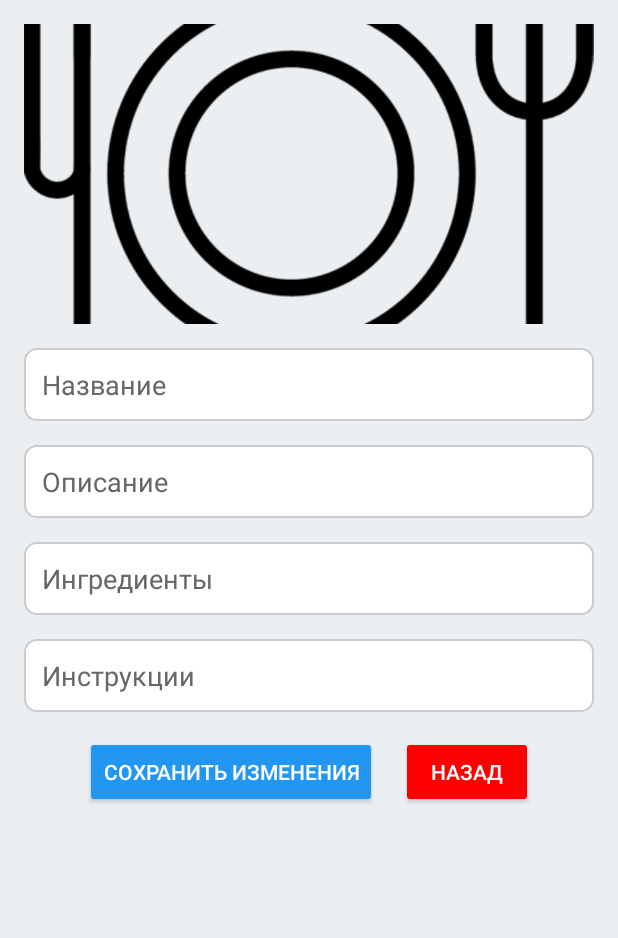
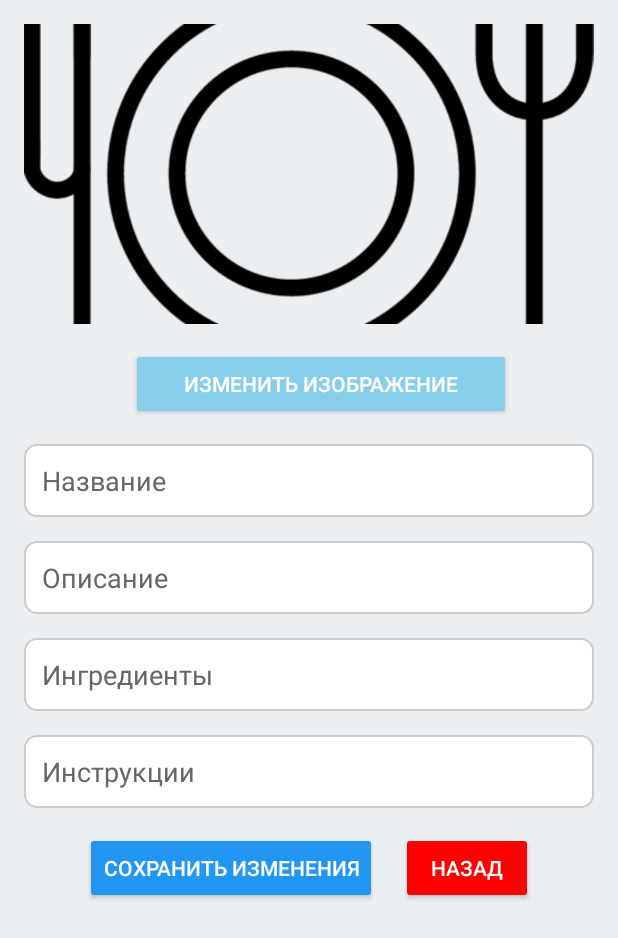
Before and after one commit to Nikita00721/AndroidRecipesApp, an Android app: the EditRecipeActivity screen opened directly, with no data from a screen before it, on a phone screen of 412 x 824 dp. Shown: the top 938 px of the screen. Run offline under Robolectric (Android 15) with nearby library versions, the phone set to English and light mode, and no system bars; our stand-ins replace Picasso; 5 statements that could not run were skipped.

Commit message:
Реализовал редактирование изображения

```diff
--- a/app/src/main/java/com/example/recipes2/AddRecipeActivity.java
+++ b/app/src/main/java/com/example/recipes2/AddRecipeActivity.java
@@ -116,7 +116,7 @@ public class AddRecipeActivity extends AppCompatActivity {
         return super.onOptionsItemSelected(item);
     }
 
-    private void openImagePicker() {
+    public void openImagePicker() {
         Intent intent = new Intent(Intent.ACTION_PICK, MediaStore.Images.Media.EXTERNAL_CONTENT_URI);
         imagePickerLauncher.launch(intent);
     }
@@ -131,7 +131,7 @@ public class AddRecipeActivity extends AppCompatActivity {
     }
 
 
-    private String copyImageToAppDirectory(Uri imageUri, long recipeId) {
+    public String copyImageToAppDirectory(Uri imageUri, long recipeId) {
         try {
             InputStream inputStream = getContentResolver().openInputStream(imageUri);
             File appDirectory = getFilesDir(); // Каталог вашего приложения
--- a/app/src/main/java/com/example/recipes2/EditRecipeActivity.java
+++ b/app/src/main/java/com/example/recipes2/EditRecipeActivity.java
@@ -1,12 +1,21 @@
 package com.example.recipes2;
 
+import android.annotation.SuppressLint;
 import android.content.Intent;
+import android.net.Uri;
 import android.os.Bundle;
+import android.os.Handler;
+import android.provider.MediaStore;
 import android.view.View;
 import android.widget.Button;
 import android.widget.EditText;
 import android.widget.ImageView;
+import android.widget.ScrollView;
 
+import androidx.activity.result.ActivityResult;
+import androidx.activity.result.ActivityResultCallback;
+import androidx.activity.result.ActivityResultLauncher;
+import androidx.activity.result.contract.ActivityResultContracts;
 import androidx.appcompat.app.AppCompatActivity;
 
 import com.squareup.picasso.Picasso;
@@ -15,24 +24,45 @@ import java.io.File;
 
 public class EditRecipeActivity extends AppCompatActivity {
     private ImageView recipeImageView;
+    private Button attachImageButton;
+    private ActivityResultLauncher<Intent> imagePickerLauncher;
+    private Uri selectedImageUri;
+
 
     @Override
     protected void onCreate(Bundle savedInstanceState) {
         super.onCreate(savedInstanceState);
         setContentView(R.layout.activity_edit_recipe);
-
+        attachImageButton = findViewById(R.id.attachImageButton);
         // Получаем данные рецепта для редактирования
         Intent intent = getIntent();
         Recipe selectedRecipe = intent.getParcelableExtra("selectedRecipe");
 
-
         recipeImageView = findViewById(R.id.recipeImageView);
-
-        // Находим EditText для редактирования каждого поля рецепта
         if (selectedRecipe.getImagePath() != null && !selectedRecipe.getImagePath().isEmpty()) {
             File imageFile = new File(selectedRecipe.getImagePath());
             Picasso.get().load(imageFile).into(recipeImageView);
         }
+
+        attachImageButton.setOnClickListener(new View.OnClickListener() {
+            @Override
+            public void onClick(View view) {
+                openImagePicker();
+            }
+        });
+        imagePickerLauncher = registerForActivityResult(
+                new ActivityResultContracts.StartActivityForResult(),
+                new ActivityResultCallback<ActivityResult>() {
+                    @Override
+                    public void onActivityResult(ActivityResult result) {
+                        if (result.getResultCode() == RESULT_OK && result.getData() != null) {
+                            selectedImageUri = result.getData().getData();
+                            // Обновляем изображение на экране после выбора нового изображения
+                            recipeImageView.setImageURI(selectedImageUri);
+                        }
+                    }
+                }
+        );
 
         EditText editTitle = findViewById(R.id.editTitle);
         EditText editDescription = findViewById(R.id.editDescription);
@@ -62,19 +92,22 @@ public class EditRecipeActivity extends AppCompatActivity {
                 selectedRecipe.setIngredients(editedIngredients);
                 selectedRecipe.setInstructions(editedInstructions);
 
-                // Сохраняем изменения
                 RecipeDatabaseHelper databaseHelper = new RecipeDatabaseHelper(EditRecipeActivity.this);
+                if (selectedImageUri != null) {
+                    String imagePath = databaseHelper.saveImageToDatabase(selectedImageUri, selectedRecipe.getId());
+                    if (imagePath != null) {
+                        selectedRecipe.setImagePath(imagePath);
+                    }
+                }
                 databaseHelper.updateRecipe(selectedRecipe);
 
                 Intent resultIntent = new Intent();
                 resultIntent.putExtra("editedRecipe", selectedRecipe);
                 setResult(RESULT_OK, resultIntent);
                 finish();
-
-
-                finish();
             }
         });
+
 
         Button backButton = findViewById(R.id.backButton);
         backButton.setOnClickListener(new View.OnClickListener() {
@@ -84,4 +117,8 @@ public class EditRecipeActivity extends AppCompatActivity {
             }
         });
     }
+    public void openImagePicker() {
+        Intent intent = new Intent(Intent.ACTION_PICK, MediaStore.Images.Media.EXTERNAL_CONTENT_URI);
+        imagePickerLauncher.launch(intent);
+    }
 }
--- a/app/src/main/res/layout/activity_edit_recipe.xml
+++ b/app/src/main/res/layout/activity_edit_recipe.xml
@@ -4,6 +4,7 @@
     xmlns:app="http://schemas.android.com/apk/res-auto"
     android:layout_width="match_parent"
     android:background="@color/lightGrey"
+    android:id="@+id/scroll1"
     android:layout_height="match_parent">
 <RelativeLayout xmlns:android="http://schemas.android.com/apk/res/android"
     android:layout_width="match_parent"
@@ -22,11 +23,20 @@
             android:layout_height="200dp"
             android:scaleType="centerCrop"
             android:src="@drawable/default_recipe_image" />
+        <Button
+            android:id="@+id/attachImageButton"
+            android:layout_marginTop="16dp"
+            android:layout_width="253dp"
+            android:layout_height="wrap_content"
+            android:layout_gravity="center|center_vertical"
+            android:layout_marginStart="8dp"
+            android:backgroundTint="@color/softBlue"
+            android:text="Изменить изображение"
+            android:textColor="@android:color/white" />
 
     <EditText
         android:id="@+id/editTitle"
         android:layout_marginTop="16dp"
-
         android:layout_width="match_parent"
         android:layout_height="wrap_content"
         android:layout_marginBottom="16dp"
```
Also changed, not shown: app/src/main/java/com/example/recipes2/RecipeDatabaseHelper.java (+10 -0 lines).
